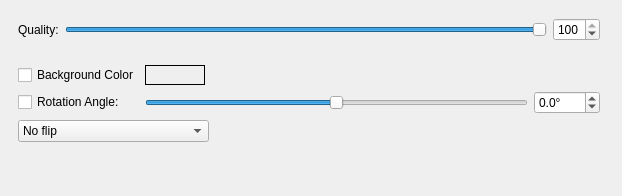
Before: the Qt Designer form src/widgets/convert/OptionsScrollArea.ui in marek629/SIR, drawn with Qt 5.
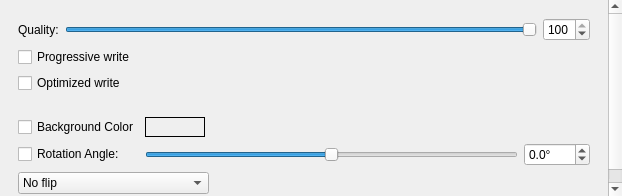
After: the same form once the commit is applied. Custom widgets are drawn as their Qt base class.

Commit message: Progressive and optimized write was added to options form.

The edit to the form file:
```diff
--- a/src/widgets/convert/OptionsScrollArea.ui
+++ b/src/widgets/convert/OptionsScrollArea.ui
@@ -24,8 +24,8 @@
     <rect>
      <x>0</x>
      <y>0</y>
-     <width>622</width>
-     <height>196</height>
+     <width>607</width>
+     <height>227</height>
     </rect>
    </property>
    <layout class="QVBoxLayout" name="verticalLayout">
@@ -37,15 +37,34 @@
         <height>16777215</height>
        </size>
       </property>
-      <layout class="QHBoxLayout" name="horizontalLayout">
-       <item>
+      <layout class="QGridLayout" name="gridLayout">
+       <item row="0" column="2">
+        <widget class="QSpinBox" name="qualitySpinBox">
+         <property name="sizePolicy">
+          <sizepolicy hsizetype="Maximum" vsizetype="Fixed">
+           <horstretch>0</horstretch>
+           <verstretch>0</verstretch>
+          </sizepolicy>
+         </property>
+         <property name="minimum">
+          <number>1</number>
+         </property>
+         <property name="maximum">
+          <number>100</number>
+         </property>
+         <property name="value">
+          <number>100</number>
+         </property>
+        </widget>
+       </item>
+       <item row="0" column="0">
         <widget class="QLabel" name="qualityLabel">
          <property name="text">
           <string>Quality:</string>
          </property>
         </widget>
        </item>
-       <item>
+       <item row="0" column="1">
         <widget class="QSlider" name="qualitySlider">
          <property name="sizePolicy">
           <sizepolicy hsizetype="MinimumExpanding" vsizetype="Fixed">
@@ -67,22 +86,17 @@
          </property>
         </widget>
        </item>
-       <item>
-        <widget class="QSpinBox" name="qualitySpinBox">
-         <property name="sizePolicy">
-          <sizepolicy hsizetype="Maximum" vsizetype="Fixed">
-           <horstretch>0</horstretch>
-           <verstretch>0</verstretch>
-          </sizepolicy>
+       <item row="1" column="0" colspan="3">
+        <widget class="QCheckBox" name="progressiveWriteCheckBox">
+         <property name="text">
+          <string>Progressive write</string>
          </property>
-         <property name="minimum">
-          <number>1</number>
-         </property>
-         <property name="maximum">
-          <number>100</number>
-         </property>
-         <property name="value">
-          <number>100</number>
+        </widget>
+       </item>
+       <item row="2" column="0" colspan="3">
+        <widget class="QCheckBox" name="optimizedWriteCheckBox">
+         <property name="text">
+          <string>Optimized write</string>
          </property>
         </widget>
        </item>
```
